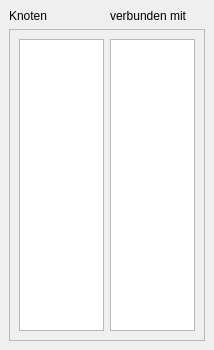
Above: dockwidget.ui from MerlinGenschel/Eulerkreis before the change. Below: the same form after it.
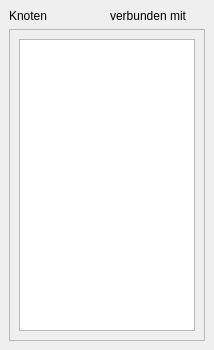
That is the form after the change.

Patch:
```diff
--- a/dockwidget.ui
+++ b/dockwidget.ui
@@ -52,24 +52,13 @@
         <rect>
          <x>0</x>
          <y>0</y>
-         <width>188</width>
-         <height>274</height>
+         <width>194</width>
+         <height>289</height>
         </rect>
        </property>
        <layout class="QHBoxLayout" name="horizontalLayout_2">
         <item>
-         <widget class="QTextEdit" name="textEdit">
-          <property name="readOnly">
-           <bool>true</bool>
-          </property>
-         </widget>
-        </item>
-        <item>
-         <widget class="QTextEdit" name="textEdit_2">
-          <property name="readOnly">
-           <bool>true</bool>
-          </property>
-         </widget>
+         <widget class="QListView" name="knotenListe"/>
         </item>
        </layout>
       </widget>
```
